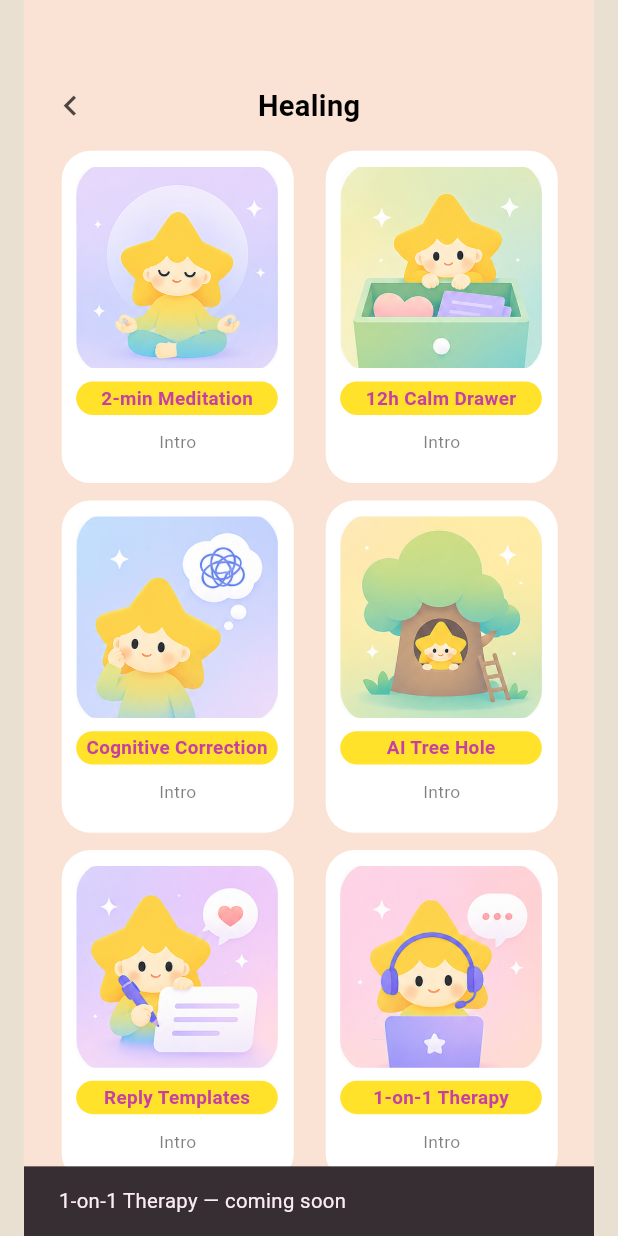
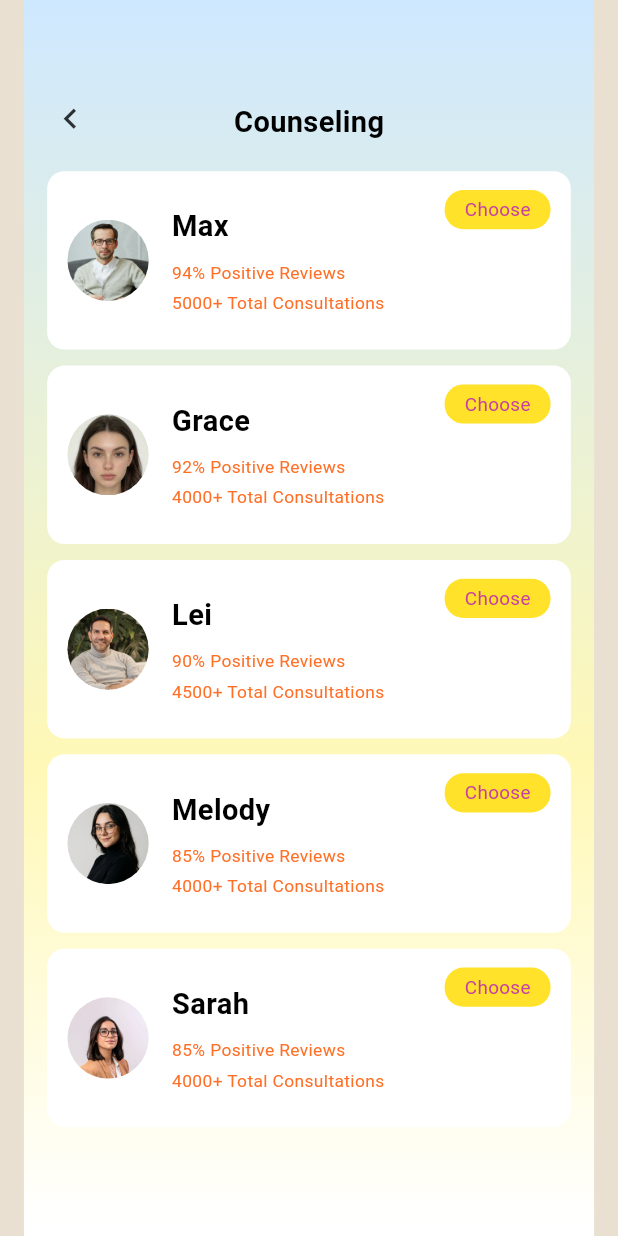
Before and after one commit to sy2647756-arch/haze-app, a Flutter app: the HealingPage widget shown alone on an empty page, opened directly, after a tap on "1-on-1 Therapy", on a phone screen of 412 x 824 dp. Run offline on Flutter 3.47's test engine with Material 3 defaults, Android fonts, the phone set to English and light mode, and no system bars; our stand-ins replace fl_chart, shared_preferences; accounts and stored records are empty.

Commit message:
Add Counseling pages (1-on-1 Therapy, UI only)
- Therapist list (Figma 24:1234): warm gradient bg, 5 therapists with photo,
  positive-review %, total consultations, and a Choose button.
- Counseling chat (Figma 27:1414): reference-only disclaimer, seeded example
  conversation (therapist photo avatar left / star right), local-echo input.
  No LLM, no payment — pages only.
- Wire Healing card #6 (1-on-1 Therapy). Bottom nav omitted to match the
  app's pushed-subpage convention. 54 tests pass, analyze clean.

Co-Authored-By: Claude Opus 4.8 <noreply@anthropic.com>

```diff
--- /dev/null
+++ b/mood_quiz/lib/pages/counseling_page.dart
@@ -0,0 +1,360 @@
+import 'package:flutter/gestures.dart';
+import 'package:flutter/material.dart';
+
+class _MouseDragScrollBehavior extends MaterialScrollBehavior {
+  @override
+  Set<PointerDeviceKind> get dragDevices => {
+        PointerDeviceKind.touch,
+        PointerDeviceKind.mouse,
+        PointerDeviceKind.trackpad,
+      };
+}
+
+/// 咨询师。
+class Therapist {
+  const Therapist(this.name, this.avatar, this.reviews, this.consultations);
+  final String name;
+  final String avatar;
+  final String reviews;
+  final String consultations;
+
+  static const all = <Therapist>[
+    Therapist('Max', 'assets/counseling/max.png', '94% Positive Reviews',
+        '5000+ Total Consultations'),
+    Therapist('Grace', 'assets/counseling/grace.png', '92% Positive Reviews',
+        '4000+ Total Consultations'),
+    Therapist('Lei', 'assets/counseling/lei.png', '90% Positive Reviews',
+        '4500+ Total Consultations'),
+    Therapist('Melody', 'assets/counseling/melody.png', '85% Positive Reviews',
+        '4000+ Total Consultations'),
+    Therapist('Sarah', 'assets/counseling/sarah.png', '85% Positive Reviews',
+        '4000+ Total Consultations'),
+  ];
+}
+
+// 咨询模块统一的暖色渐变背景（Figma 24:1234）。
+const _counselingGradient = LinearGradient(
+  begin: Alignment.topCenter,
+  end: Alignment.bottomCenter,
+  colors: [Color(0xFFCEE8FF), Color(0xFFFFF8B6), Colors.white],
+  stops: [0.0, 0.62, 0.99],
+);
+
+const _orange = Color(0xFFFF6F26);
+const _magenta = Color(0xFFC640A3);
+
+/// Counseling 咨询师列表页（Figma 24:1234）。UI-only（无支付/后端）。
+class CounselingPage extends StatelessWidget {
+  const CounselingPage({super.key});
+
+  @override
+  Widget build(BuildContext context) {
+    return Scaffold(
+      backgroundColor: Colors.transparent,
+      body: DecoratedBox(
+        decoration: const BoxDecoration(gradient: _counselingGradient),
+        child: Stack(
+          children: [
+            Positioned(
+              left: 18,
+              top: 68,
+              child: GestureDetector(
+                onTap: () => Navigator.of(context).maybePop(),
+                child: Icon(Icons.chevron_left,
+                    size: 28, color: Colors.black.withValues(alpha: 0.8)),
+              ),
+            ),
+            const Positioned(
+              left: 0,
+              top: 70,
+              width: 393,
+              child: Center(
+                child: Text('Counseling',
+                    style: TextStyle(
+                        fontSize: 20,
+                        fontWeight: FontWeight.w600,
+                        color: Colors.black)),
+              ),
+            ),
+            Positioned(
+              left: 16,
+              top: 118,
+              right: 16,
+              bottom: 0,
+              child: ScrollConfiguration(
+                behavior: _MouseDragScrollBehavior(),
+                child: ListView(
+                  padding: const EdgeInsets.only(bottom: 20),
+                  children: [
+                    for (final t in Therapist.all)
+                      Padding(
+                        padding: const EdgeInsets.only(bottom: 11),
+                        child: _card(context, t),
+                      ),
+                  ],
+                ),
+              ),
+            ),
+          ],
+        ),
+      ),
+    );
+  }
+
+  Widget _card(BuildContext context, Therapist t) {
+    return Container(
+      height: 123,
+      padding: const EdgeInsets.symmetric(horizontal: 14),
+      decoration: BoxDecoration(
+          color: Colors.white, borderRadius: BorderRadius.circular(12)),
+      child: Stack(
+        children: [
+          Row(
+            children: [
+              ClipOval(
+                child: Image.asset(t.avatar,
+                    width: 56,
+                    height: 56,
+                    fit: BoxFit.cover,
+                    errorBuilder: (_, _, _) => Container(
+                        width: 56,
+                        height: 56,
+                        color: const Color(0xFFEDEAF6))),
+              ),
+              const SizedBox(width: 16),
+              Expanded(
+                child: Column(
+                  crossAxisAlignment: CrossAxisAlignment.start,
+                  mainAxisAlignment: MainAxisAlignment.center,
+                  children: [
+                    Text(t.name,
+                        maxLines: 1,
+                        overflow: TextOverflow.ellipsis,
+                        style: const TextStyle(
+                            fontSize: 20,
+                            fontWeight: FontWeight.w600,
+                            color: Colors.black)),
+                    const SizedBox(height: 8),
+                    Text(t.reviews,
+                        maxLines: 1,
+                        overflow: TextOverflow.ellipsis,
+                        style: const TextStyle(fontSize: 12, color: _orange)),
+                    const SizedBox(height: 4),
+                    Text(t.consultations,
+                        maxLines: 1,
+                        overflow: TextOverflow.ellipsis,
+                        style: const TextStyle(fontSize: 12, color: _orange)),
+                  ],
+                ),
+              ),
+              const SizedBox(width: 80), // 给右上 Choose 药丸留位
+            ],
+          ),
+          Positioned(
+            right: 0,
+            top: 13,
+            child: GestureDetector(
+              onTap: () => Navigator.of(context).push(MaterialPageRoute(
+                  builder: (_) => CounselingChatPage(therapist: t))),
+              child: Container(
+                width: 73,
+                height: 27,
+                alignment: Alignment.center,
+                decoration: BoxDecoration(
+                    color: const Color(0xFFFFE229),
+                    borderRadius: BorderRadius.circular(13)),
+                child: const Text('Choose',
+                    style: TextStyle(fontSize: 13, color: _magenta)),
+              ),
+            ),
+          ),
+        ],
+      ),
+    );
+  }
+}
+
+/// Counseling 对话页（Figma 27:1414）。UI-only：预置一段示例对话，
+/// 输入框本地回显（不接大模型）。左侧头像为咨询师照片，右侧为星星。
+class CounselingChatPage extends StatefulWidget {
+  const CounselingChatPage({super.key, required this.therapist});
+  final Therapist therapist;
+
+  @override
+  State<CounselingChatPage> createState() => _CounselingChatPageState();
+}
+
+class _CounselingChatPageState extends State<CounselingChatPage> {
+  final _input = TextEditingController();
+  final _scroll = ScrollController();
+  late final List<(bool, String)> _messages = [
+    (true,
+        'They left me on read for over 4 hours. My mind is racing... Did I say something wrong?'),
+    (false,
+        "I hear your anxiety. Before we assume the worst, let's look at the facts. Has there been any solid evidence today showing they are angry with you, or is your mind filling in the blanks?"),
+  ];
+
+  @override
+  void dispose() {
+    _input.dispose();
+    _scroll.dispose();
+    super.dispose();
+  }
+
+  void _send(String text) {
+    final t = text.trim();
+    if (t.isEmpty) return;
+    setState(() {
+      _messages.add((true, t));
+      _input.clear();
+    });
+    WidgetsBinding.instance.addPostFrameCallback((_) {
+      if (_scroll.hasClients) {
+        _scroll.animateTo(_scroll.position.maxScrollExtent,
+            duration: const Duration(milliseconds: 250), curve: Curves.easeOut);
+      }
+    });
+  }
+
+  @override
+  Widget build(BuildContext context) {
+    return Scaffold(
+      backgroundColor: Colors.transparent,
+      resizeToAvoidBottomInset: false,
+      body: DecoratedBox(
+        decoration: const BoxDecoration(gradient: _counselingGradient),
+        child: Stack(
+          children: [
+            const Positioned(
+              left: 0,
+              top: 70,
+              width: 393,
+              child: Center(
+                child: Text('Counseling',
+                    style: TextStyle(
+                        fontSize: 20,
+                        fontWeight: FontWeight.w600,
+                        color: Colors.black)),
+              ),
+            ),
+            Positioned(
+              left: 326,
+              top: 63,
+              child: GestureDetector(
+                onTap: () => Navigator.of(context).maybePop(),
+                child: Container(
+                  width: 42,
+                  height: 42,
+                  alignment: Alignment.center,
+                  decoration: const BoxDecoration(
+                      color: Colors.white, shape: BoxShape.circle),
+                  child: const Icon(Icons.close, size: 20, color: Colors.black87),
+                ),
+              ),
+            ),
+            const Positioned(
+              left: 0,
+              top: 108,
+              width: 393,
+              child: Center(
+                child: Text('Consultation for reference only; follow your inner guidance.',
+                    style: TextStyle(fontSize: 11, color: _magenta)),
+              ),
+            ),
+            Positioned(
+              left: 0,
+              top: 132,
+              right: 0,
+              bottom: 90,
+              child: ScrollConfiguration(
+                behavior: _MouseDragScrollBehavior(),
+                child: ListView(
+                  controller: _scroll,
+                  padding: const EdgeInsets.fromLTRB(20, 12, 20, 12),
+                  children: [for (final m in _messages) _bubble(m.$1, m.$2)],
+                ),
+              ),
+            ),
+            Positioned(left: 25, top: 750, child: _inputBar()),
+          ],
+        ),
+      ),
+    );
+  }
+
+  Widget _bubble(bool fromUser, String text) {
+    final avatar = fromUser
+        ? Image.asset('assets/treehole/avatar_user.png',
+            width: 47,
+            height: 47,
+            fit: BoxFit.contain,
+            errorBuilder: (_, _, _) => const SizedBox(width: 47, height: 47))
+        : ClipOval(
+            child: Image.asset(widget.therapist.avatar,
+                width: 44,
+                height: 44,
+                fit: BoxFit.cover,
+                errorBuilder: (_, _, _) => Container(
+                    width: 44, height: 44, color: const Color(0xFFEDEAF6))));
+    final bubble = Flexible(
+      child: Container(
+        margin: const EdgeInsets.symmetric(horizontal: 8),
+        padding: const EdgeInsets.symmetric(horizontal: 16, vertical: 12),
+        constraints: const BoxConstraints(maxWidth: 240),
+        decoration: BoxDecoration(
+            color: Colors.white, borderRadius: BorderRadius.circular(17)),
+        child: Text(text,
+            style: const TextStyle(
+                fontSize: 15, height: 1.4, color: Color(0xCC000000))),
+      ),
+    );
+    return Padding(
+      padding: const EdgeInsets.only(bottom: 16),
+      child: Row(
+        crossAxisAlignment: CrossAxisAlignment.end,
+        mainAxisAlignment:
+            fromUser ? MainAxisAlignment.end : MainAxisAlignment.start,
+        children: fromUser ? [bubble, avatar] : [avatar, bubble],
+      ),
+    );
+  }
+
+  Widget _inputBar() {
+    return Container(
+      width: 343,
+      height: 49,
+      padding: const EdgeInsets.symmetric(horizontal: 16),
+      decoration: BoxDecoration(
+          color: Colors.white, borderRadius: BorderRadius.circular(13)),
+      child: Row(
+        children: [
+          Icon(Icons.edit_outlined,
+              size: 18, color: Colors.black.withValues(alpha: 0.55)),
+          const SizedBox(width: 12),
+          Expanded(
+            child: TextField(
+              controller: _input,
+              onSubmitted: _send,
+              textInputAction: TextInputAction.send,
+              style: const TextStyle(fontSize: 14, color: Colors.black87),
+              cursorColor: _magenta,
+              decoration: InputDecoration(
+                isCollapsed: true,
+                border: InputBorder.none,
+                hintText: 'Type here',
+                hintStyle: TextStyle(
+                    fontSize: 14, color: Colors.black.withValues(alpha: 0.5)),
+              ),
+            ),
+          ),
+          const SizedBox(width: 8),
+          GestureDetector(
+            onTap: () => _send(_input.text),
+            child: Icon(Icons.mic_none_rounded,
+                size: 22, color: Colors.black.withValues(alpha: 0.55)),
+          ),
+        ],
+      ),
+    );
+  }
+}
--- a/mood_quiz/lib/pages/healing_page.dart
+++ b/mood_quiz/lib/pages/healing_page.dart
@@ -1,6 +1,7 @@
 import 'package:flutter/material.dart';
 import 'calm_drawer_page.dart';
 import 'cognitive_correction_page.dart';
+import 'counseling_page.dart';
 import 'meditation_page.dart';
 import 'tree_hole_page.dart';
 
@@ -104,6 +105,11 @@ class HealingPage extends StatelessWidget {
               MaterialPageRoute(builder: (_) => const TreeHolePage()));
           return;
         }
+        if (i == 5) {
+          Navigator.of(context).push(
+              MaterialPageRoute(builder: (_) => const CounselingPage()));
+          return;
+        }
         ScaffoldMessenger.of(context).showSnackBar(
           SnackBar(
               content: Text('$title — coming soon'),
--- a/mood_quiz/pubspec.yaml
+++ b/mood_quiz/pubspec.yaml
@@ -78,6 +78,7 @@ flutter:
     - assets/cc/
     - assets/treehole/
     - assets/quiz/
+    - assets/counseling/
 
   # To add assets to your application, add an assets section, like this:
   # assets:
```
Also changed, not shown: mood_quiz/assets/counseling/grace.png (added), mood_quiz/assets/counseling/lei.png (added), mood_quiz/assets/counseling/max.png (added), mood_quiz/assets/counseling/melody.png (added), mood_quiz/assets/counseling/sarah.png (added), 1 other file.
